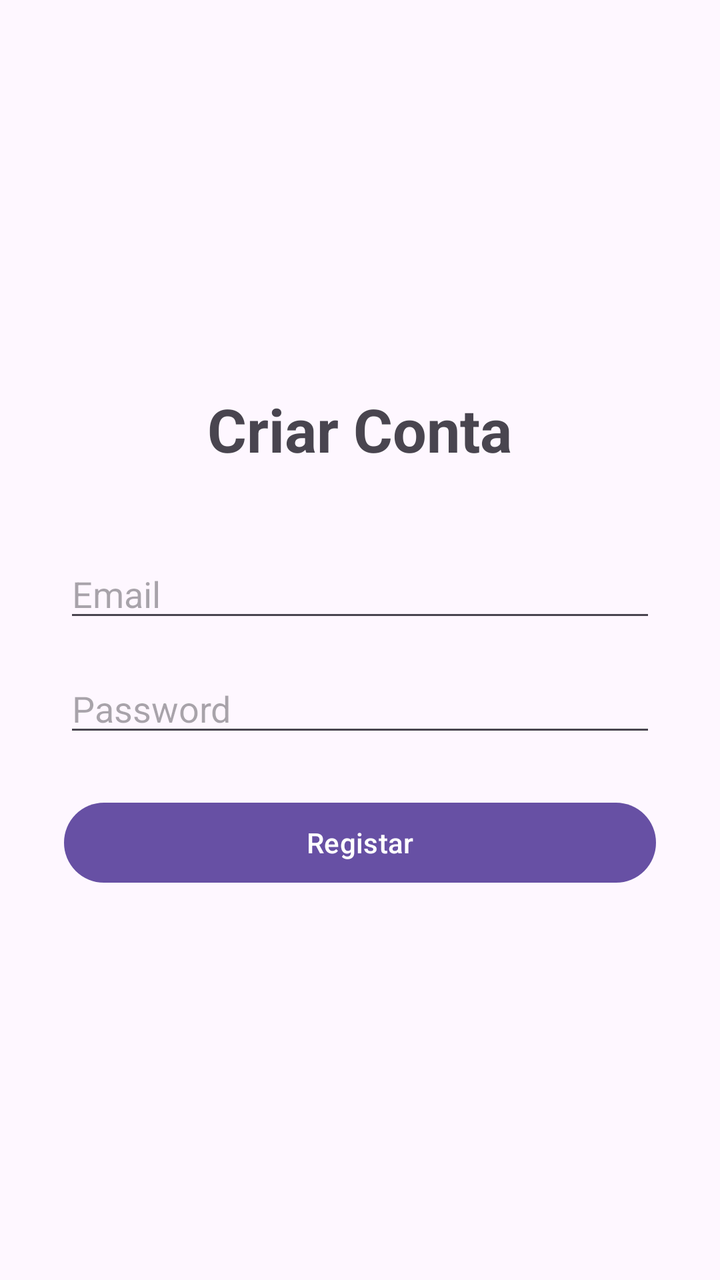
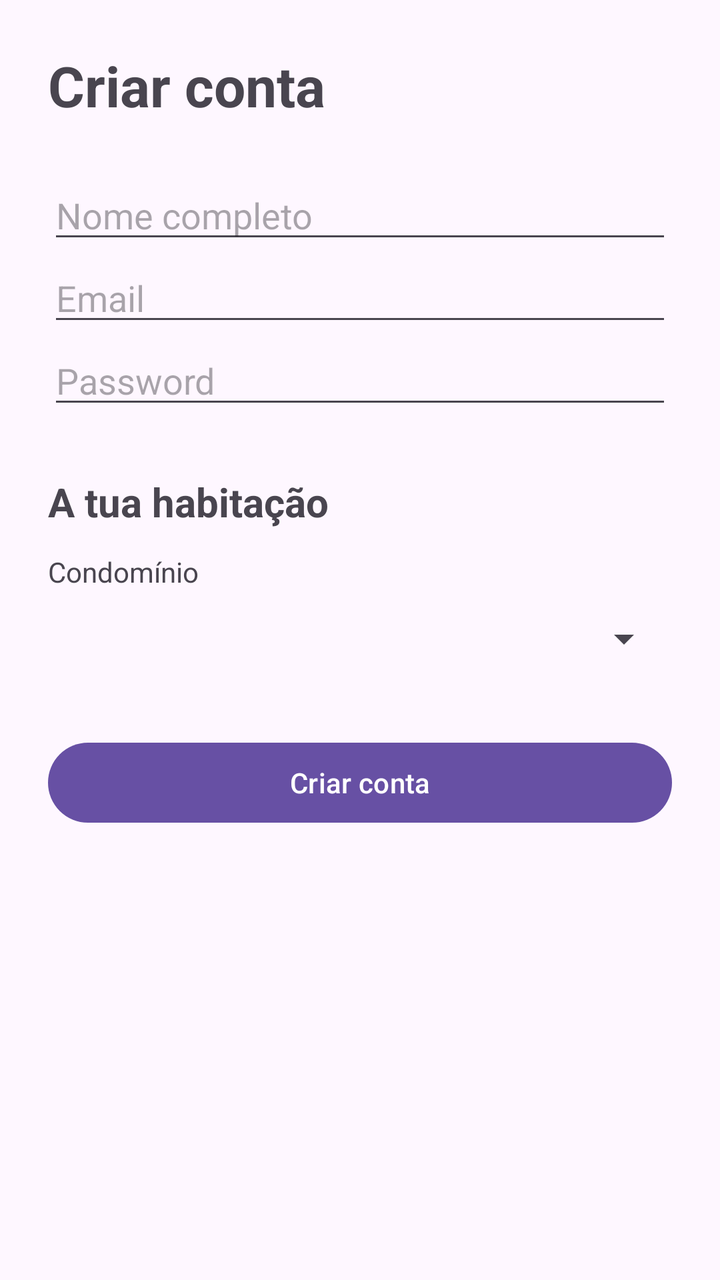

Screens rendered from an Android XML layout before and after an edit, with the pre-edit source and the edit as a unified diff.
<!-- AndroidManifest.xml: application theme Theme.CondoSched -->
<!-- res/layout/activity_register.xml -->
<?xml version="1.0" encoding="utf-8"?>
<LinearLayout
        xmlns:android="http://schemas.android.com/apk/res/android"
        android:layout_width="match_parent"
        android:layout_height="match_parent"
        android:orientation="vertical"
        android:gravity="center"
        android:padding="32dp">

    <TextView
            android:layout_width="wrap_content"
            android:layout_height="wrap_content"
            android:text="Criar Conta"
            android:textSize="30sp"
            android:textStyle="bold"
            android:layout_gravity="center"
            android:layout_marginBottom="40dp"/>

    <EditText
            android:id="@+id/emailInput"
            android:layout_width="match_parent"
            android:layout_height="wrap_content"
            android:hint="Email"
            android:inputType="textEmailAddress"/>

    <EditText
            android:id="@+id/passwordInput"
            android:layout_width="match_parent"
            android:layout_height="wrap_content"
            android:hint="Password"
            android:inputType="textPassword"
            android:layout_marginTop="16dp"/>

    <Button
            android:id="@+id/registerButton"
            android:layout_width="match_parent"
            android:layout_height="wrap_content"
            android:text="Registar"
            android:layout_marginTop="24dp"/>

</LinearLayout>
<!-- resources referenced by this layout -->
<resources>
  <style name="Theme.CondoSched" parent="Base.Theme.CondoSched" />
  <style name="Base.Theme.CondoSched" parent="Theme.Material3.DayNight.NoActionBar">
          
          
      </style>
</resources>

<!-- the commit's change to res/layout/activity_register.xml (unified diff, before → after) -->
@@ -1,41 +1,109 @@
-<?xml version="1.0" encoding="utf-8"?>
-<LinearLayout
+<ScrollView
         xmlns:android="http://schemas.android.com/apk/res/android"
         android:layout_width="match_parent"
         android:layout_height="match_parent"
-        android:orientation="vertical"
-        android:gravity="center"
-        android:padding="32dp">
+        android:fillViewport="true">
 
-    <TextView
-            android:layout_width="wrap_content"
-            android:layout_height="wrap_content"
-            android:text="Criar Conta"
-            android:textSize="30sp"
-            android:textStyle="bold"
-            android:layout_gravity="center"
-            android:layout_marginBottom="40dp"/>
-
-    <EditText
-            android:id="@+id/emailInput"
+    <LinearLayout
             android:layout_width="match_parent"
             android:layout_height="wrap_content"
-            android:hint="Email"
-            android:inputType="textEmailAddress"/>
+            android:orientation="vertical"
+            android:padding="24dp">
 
-    <EditText
-            android:id="@+id/passwordInput"
-            android:layout_width="match_parent"
-            android:layout_height="wrap_content"
-            android:hint="Password"
-            android:inputType="textPassword"
-            android:layout_marginTop="16dp"/>
+        <TextView
+                android:layout_width="match_parent"
+                android:layout_height="wrap_content"
+                android:text="Criar conta"
+                android:textSize="28sp"
+                android:textStyle="bold"
+                android:layout_marginBottom="24dp"/>
 
-    <Button
-            android:id="@+id/registerButton"
-            android:layout_width="match_parent"
-            android:layout_height="wrap_content"
-            android:text="Registar"
-            android:layout_marginTop="24dp"/>
+        <EditText
+                android:id="@+id/nameInput"
+                android:layout_width="match_parent"
+                android:layout_height="wrap_content"
+                android:hint="Nome completo"
+                android:inputType="textPersonName"/>
 
-</LinearLayout>
+        <EditText
+                android:id="@+id/emailInput"
+                android:layout_width="match_parent"
+                android:layout_height="wrap_content"
+                android:hint="Email"
+                android:inputType="textEmailAddress"/>
+
+        <EditText
+                android:id="@+id/passwordInput"
+                android:layout_width="match_parent"
+                android:layout_height="wrap_content"
+                android:hint="Password"
+                android:inputType="textPassword"/>
+
+        <TextView
+                android:layout_width="match_parent"
+                android:layout_height="wrap_content"
+                android:text="A tua habitação"
+                android:textSize="20sp"
+                android:textStyle="bold"
+                android:layout_marginTop="28dp"
+                android:layout_marginBottom="12dp"/>
+
+        <TextView
+                android:layout_width="wrap_content"
+                android:layout_height="wrap_content"
+                android:text="Condomínio"/>
+
+        <Spinner
+                android:id="@+id/condominiumSpinner"
+                android:layout_width="match_parent"
+                android:layout_height="48dp"/>
+
+        <TextView
+                android:id="@+id/buildingLabel"
+                android:layout_width="wrap_content"
+                android:layout_height="wrap_content"
+                android:text="Prédio"
+                android:layout_marginTop="12dp"
+                android:visibility="gone"/>
+
+        <Spinner
+                android:id="@+id/buildingSpinner"
+                android:layout_width="match_parent"
+                android:layout_height="48dp"
+                android:visibility="gone"/>
+
+        <TextView
+                android:id="@+id/floorLabel"
+                android:layout_width="wrap_content"
+                android:layout_height="wrap_content"
+                android:text="Andar"
+                android:layout_marginTop="12dp"
+                android:visibility="gone"/>
+        <Spinner
+                android:id="@+id/floorSpinner"
+                android:layout_width="match_parent"
+                android:layout_height="48dp"
+                android:visibility="gone"/>
+
+        <TextView
+                android:id="@+id/unitLabel"
+                android:layout_width="wrap_content"
+                android:layout_height="wrap_content"
+                android:text="Número da porta"
+                android:layout_marginTop="12dp"
+                android:visibility="gone"/>
+        <Spinner
+                android:id="@+id/unitSpinner"
+                android:layout_width="match_parent"
+                android:layout_height="48dp"
+                android:visibility="gone"/>
+
+        <Button
+                android:id="@+id/registerButton"
+                android:layout_width="match_parent"
+                android:layout_height="wrap_content"
+                android:text="Criar conta"
+                android:layout_marginTop="24dp"/>
+
+    </LinearLayout>
+</ScrollView>
